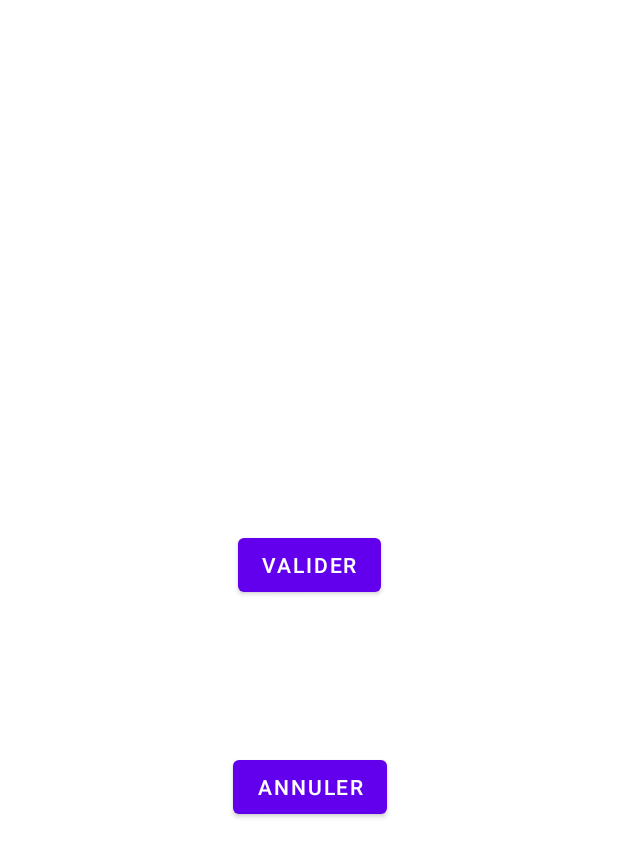
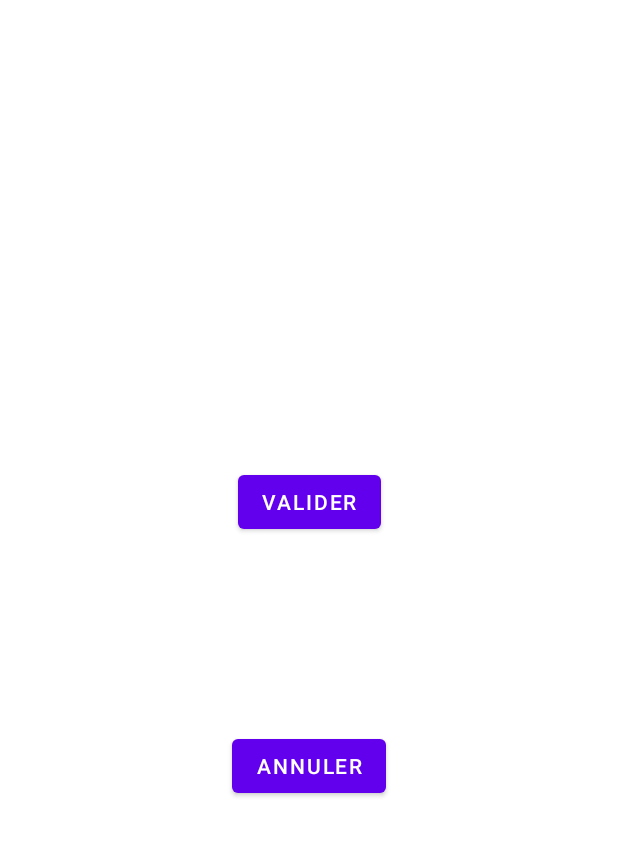
Before and after one commit to Jean-Baradat/miniProjetUE236, an Android app: the layout contact_selectionne.xml on its own in the app's theme, with its tools: preview values and no code run, on a phone screen of 412 x 824 dp. Shown: the top 857 px of the screen. Run offline under Robolectric (Android 15) with nearby library versions, the phone set to English and light mode, and no system bars.

Commit message:
correction de l'Activity 2 --> alignement centré des boutons pour tous types d'écrans ;)

```diff
--- a/app/src/main/res/layout/contact_selectionne.xml
+++ b/app/src/main/res/layout/contact_selectionne.xml
@@ -7,27 +7,30 @@
     tools:context=".ContactSelectionne">
 
     <Button
+        android:id="@+id/button2"
+        android:layout_width="wrap_content"
+        android:layout_height="wrap_content"
+        android:layout_marginTop="56dp"
+        android:onClick="boutonNextActiviteMainActivity"
+        android:text="@string/bouton_annuler"
+        app:layout_constraintBottom_toBottomOf="parent"
+        app:layout_constraintEnd_toEndOf="parent"
+        app:layout_constraintStart_toStartOf="parent"
+        app:layout_constraintVertical_bias="0.2"
+        app:layout_constraintTop_toBottomOf="@+id/button1"
+        tools:ignore="NotSibling,UsingOnClickInXml" />
+
+    <Button
         android:id="@+id/button1"
         android:layout_width="wrap_content"
         android:layout_height="wrap_content"
-        android:layout_marginBottom="275dp"
-        android:onClick="boutonNextActiviteMainActivity"
-        android:text="@string/bouton_annuler"
-        app:layout_constraintBottom_toBottomOf="parent"
-        app:layout_constraintEnd_toEndOf="@+id/button2"
-        app:layout_constraintStart_toStartOf="@+id/button2"
-        tools:ignore="UsingOnClickInXml" />
-
-    <Button
-        android:id="@+id/button2"
-        android:layout_width="wrap_content"
-        android:layout_height="wrap_content"
-        android:layout_marginBottom="100dp"
         android:onClick="boutonValider"
         android:text="@string/bouton_valider"
-        app:layout_constraintBottom_toTopOf="@+id/button1"
+        app:layout_constraintBottom_toBottomOf="parent"
         app:layout_constraintEnd_toEndOf="parent"
         app:layout_constraintStart_toStartOf="parent"
-        tools:ignore="UsingOnClickInXml" />
+        app:layout_constraintTop_toTopOf="parent"
+        app:layout_constraintVertical_bias="0.4"
+        tools:ignore="NotSibling,UsingOnClickInXml" />
 
 </androidx.constraintlayout.widget.ConstraintLayout>
```
